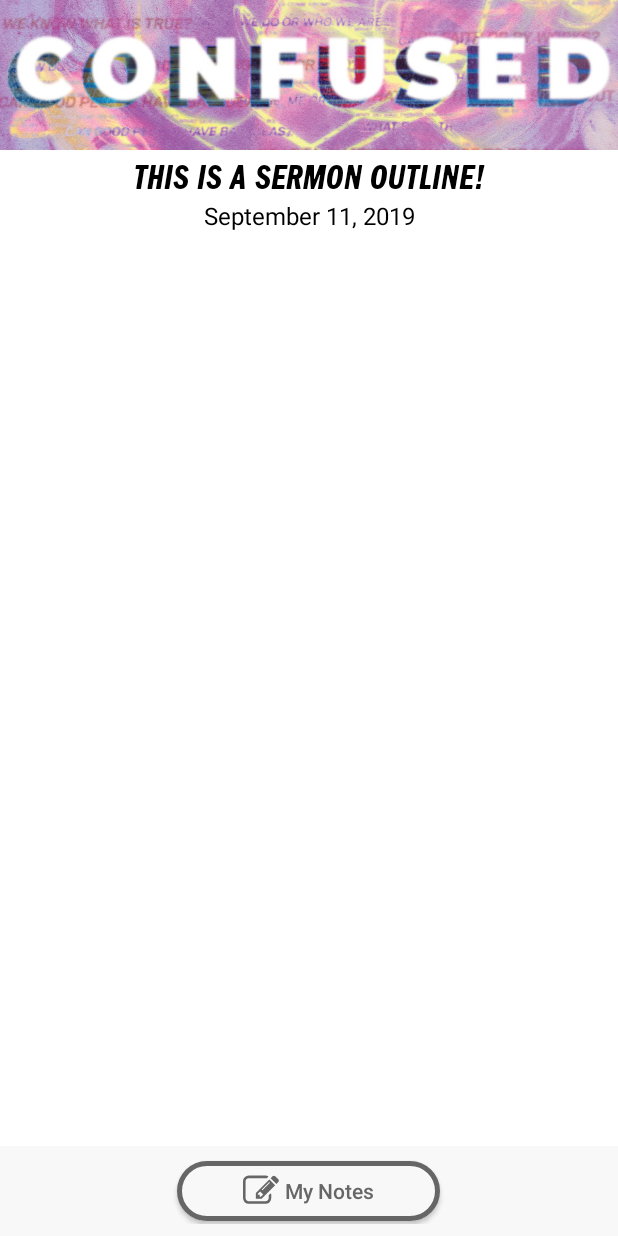
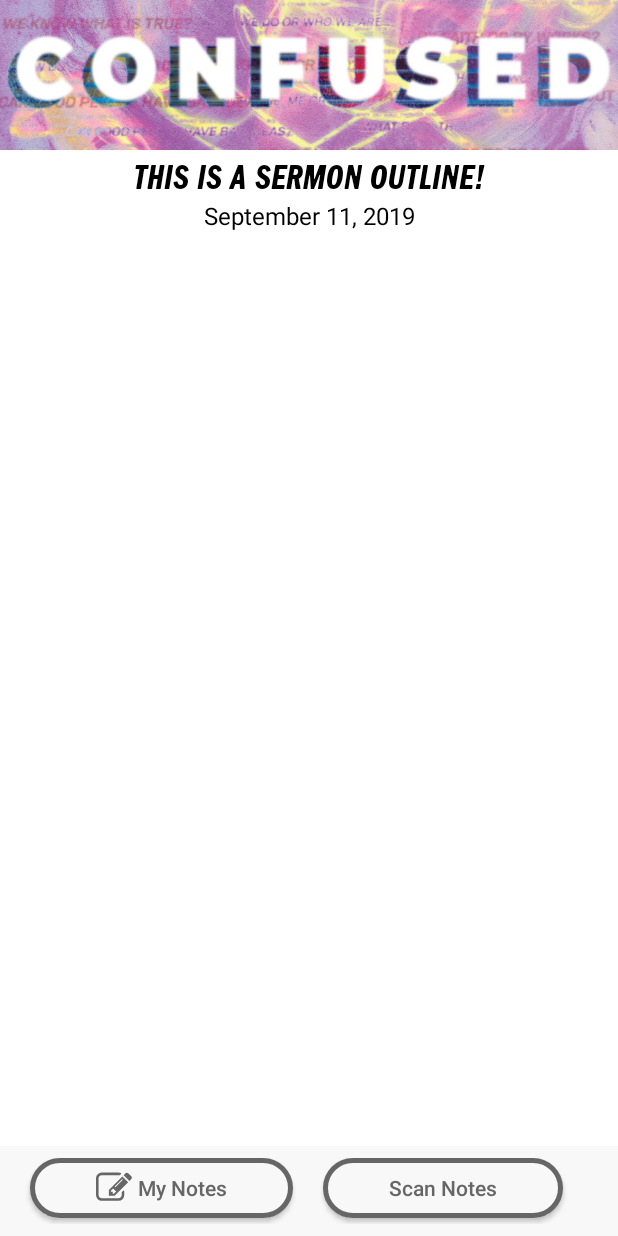
Before and after one commit to ChrissinjinTurner/testNoteApp, an Android app: the screen it shows after launch (MainActivity), on a phone screen of 412 x 824 dp. Run offline under Robolectric (Android 15) with nearby library versions, the phone set to English and light mode, and no system bars; libraries missing offline, so code that uses them is left out: com.github.kittinunf.fuel, com.github.kittinunf.result; pictures from the network do not load; 1 statement that could not run was skipped.

Commit message:
began testing with scanning notes

```diff
--- a/app/src/main/res/layout/activity_main.xml
+++ b/app/src/main/res/layout/activity_main.xml
@@ -99,7 +99,7 @@
 
         </com.example.notes_test_project.NonFocusingScrollView>
 
-        <RelativeLayout
+        <LinearLayout
                 android:id="@+id/buttonLayout"
                 android:layout_width="match_parent"
                 android:layout_height="wrap_content"
@@ -114,8 +114,7 @@
                     android:id="@+id/addNoteButton"
                     android:layout_width="wrap_content"
                     android:layout_height="40dp"
-                    android:layout_centerHorizontal="true"
-                    android:layout_centerVertical="true"
+                    android:layout_marginStart="20dp"
                     android:layout_marginBottom="4dp"
                     android:background="@drawable/custom_button_outline"
                     android:drawableStart="@drawable/ic_note_icon_v2"
@@ -127,7 +126,23 @@
                     android:textAllCaps="false"
                     android:text="My Notes"
                     android:textColor="@color/grey_text" />
-        </RelativeLayout>
+
+            <Button
+                    android:id="@+id/scanButton"
+                    android:layout_width="wrap_content"
+                    android:layout_height="40dp"
+                    android:layout_marginStart="20dp"
+                    android:layout_marginBottom="4dp"
+                    android:background="@drawable/custom_button_outline"
+                    android:drawablePadding="4dp"
+                    android:paddingStart="44dp"
+                    android:paddingEnd="44dp"
+                    android:paddingTop="10dp"
+                    android:paddingBottom="10dp"
+                    android:textAllCaps="false"
+                    android:text="Scan Notes"
+                    android:textColor="@color/grey_text" />
+        </LinearLayout>
     </androidx.constraintlayout.widget.ConstraintLayout>
 
     <LinearLayout
```
Also changed, not shown: app/src/main/AndroidManifest.xml (+13 -0 lines), app/src/main/java/com/example/notes_test_project/MainActivity.kt (+7 -1 lines), app/src/main/java/com/example/notes_test_project/ScanNotesActivity.kt (added, +148 -0 lines), app/src/main/res/layout/scan_notes_layout.xml (added, +32 -0 lines).
